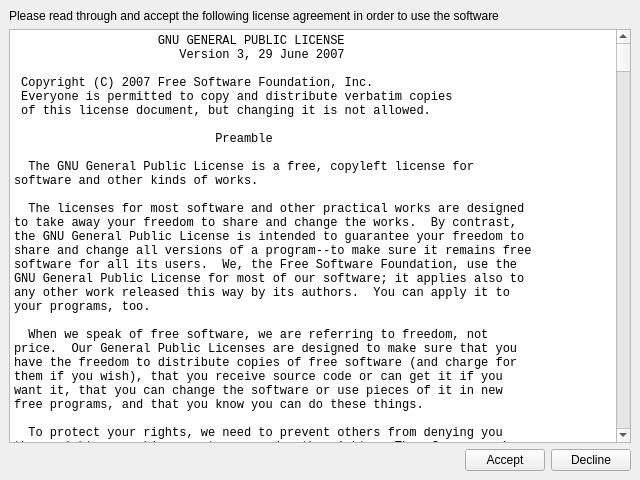
First picture: the form in cuvistaGui/eula.ui, repository RainerMtb/cuvista, before the edit.
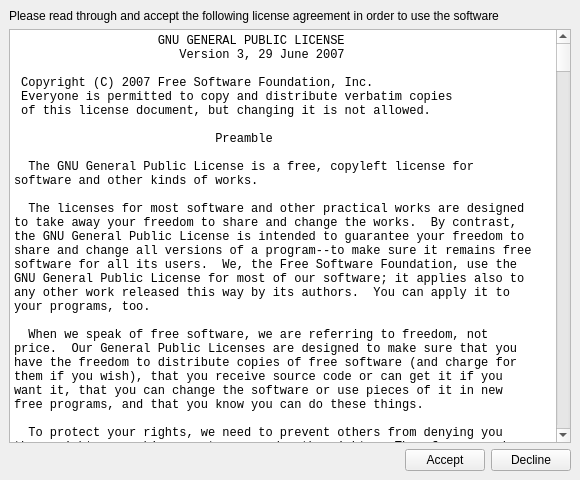
Second picture: the form after the edit.

Diff of the .ui file:
```diff
--- a/cuvistaGui/eula.ui
+++ b/cuvistaGui/eula.ui
@@ -6,7 +6,7 @@
    <rect>
     <x>0</x>
     <y>0</y>
-    <width>640</width>
+    <width>580</width>
     <height>480</height>
    </rect>
   </property>
@@ -34,7 +34,7 @@
        <widget class="QPlainTextEdit" name="plainTextEdit">
         <property name="font">
          <font>
-          <family>Lucida Console</family>
+          <family>Consolas</family>
          </font>
         </property>
         <property name="lineWrapMode">
```
